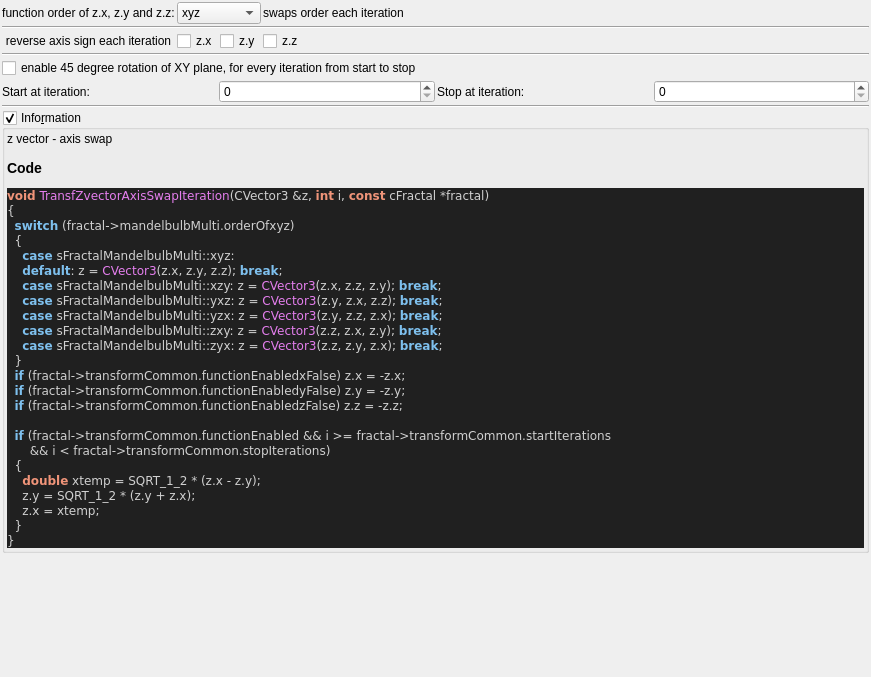
First picture: the form in mandelbulber2/qt_data/fractal_transf_zvector_axis_swap.ui, repository buddhi1980/mandelbulber2, before the edit.
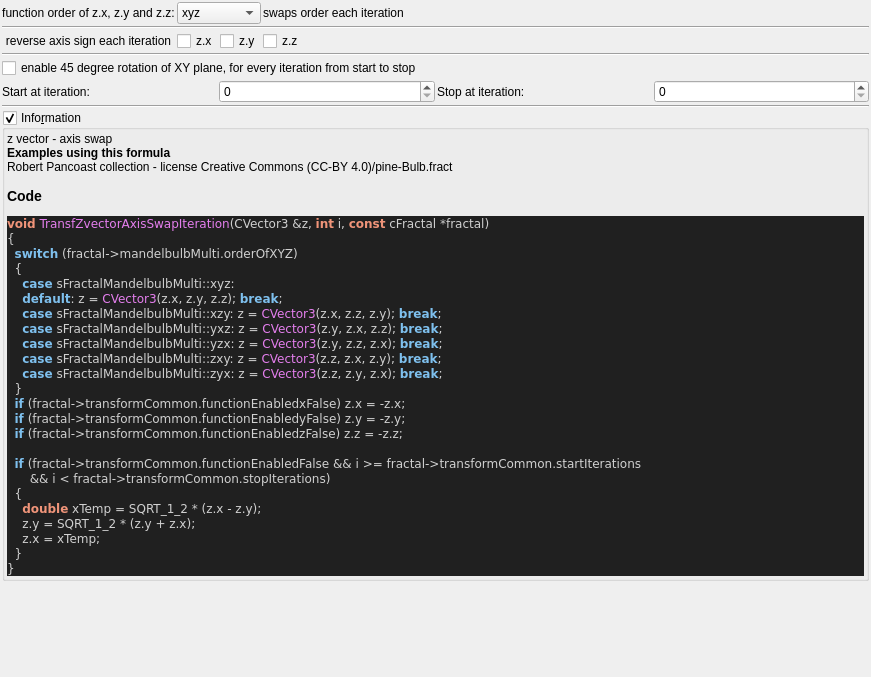
Second picture: the form after the edit. Custom widgets are drawn as their Qt base class.

Commit message: populateUiInformation - mostly example usage to ui files

The edit to the form file:
```diff
--- a/mandelbulber2/qt_data/fractal_transf_zvector_axis_swap.ui
+++ b/mandelbulber2/qt_data/fractal_transf_zvector_axis_swap.ui
@@ -261,11 +261,11 @@
         <property name="text">
          <string notr="true">&lt;p&gt;z vector - axis swap&lt;/p&gt;&lt;table&gt;
 &lt;/table&gt;
-&lt;h3&gt;Code&lt;/h3&gt;
+&lt;br&gt;&lt;b&gt;Examples using this formula&lt;/b&gt;&lt;br&gt;Robert Pancoast collection - license Creative Commons (CC-BY 4.0)/pine-Bulb.fract&lt;h3&gt;Code&lt;/h3&gt;
 &lt;body style=&quot;background-color:#202020&quot;&gt;
 &lt;pre style=&quot;color:#d0d0d0; background-color:#202020;  font-family:'Courier New',monospace;&quot;&gt;&lt;span style=&quot;color:#f09479; font-weight:bold&quot;&gt;void&lt;/span&gt; &lt;span style=&quot;color:#e47eed&quot;&gt;TransfZvectorAxisSwapIteration&lt;/span&gt;&lt;span style=&quot;color:#d0d0d0&quot;&gt;(&lt;/span&gt;CVector3 &lt;span style=&quot;color:#d0d0d0&quot;&gt;&amp;amp;&lt;/span&gt;z&lt;span style=&quot;color:#d0d0d0&quot;&gt;,&lt;/span&gt; &lt;span style=&quot;color:#f09479; font-weight:bold&quot;&gt;int&lt;/span&gt; i&lt;span style=&quot;color:#d0d0d0&quot;&gt;,&lt;/span&gt; &lt;span style=&quot;color:#f09479; font-weight:bold&quot;&gt;const&lt;/span&gt; cFractal &lt;span style=&quot;color:#d0d0d0&quot;&gt;*&lt;/span&gt;fractal&lt;span style=&quot;color:#d0d0d0&quot;&gt;)&lt;/span&gt;
 &lt;span style=&quot;color:#d0d0d0&quot;&gt;{&lt;/span&gt;
-  &lt;span style=&quot;color:#7ec0ee; font-weight:bold&quot;&gt;switch&lt;/span&gt; &lt;span style=&quot;color:#d0d0d0&quot;&gt;(&lt;/span&gt;fractal&lt;span style=&quot;color:#d0d0d0&quot;&gt;-&amp;gt;&lt;/span&gt;mandelbulbMulti&lt;span style=&quot;color:#d0d0d0&quot;&gt;.&lt;/span&gt;orderOfxyz&lt;span style=&quot;color:#d0d0d0&quot;&gt;)&lt;/span&gt;
+  &lt;span style=&quot;color:#7ec0ee; font-weight:bold&quot;&gt;switch&lt;/span&gt; &lt;span style=&quot;color:#d0d0d0&quot;&gt;(&lt;/span&gt;fractal&lt;span style=&quot;color:#d0d0d0&quot;&gt;-&amp;gt;&lt;/span&gt;mandelbulbMulti&lt;span style=&quot;color:#d0d0d0&quot;&gt;.&lt;/span&gt;orderOfXYZ&lt;span style=&quot;color:#d0d0d0&quot;&gt;)&lt;/span&gt;
   &lt;span style=&quot;color:#d0d0d0&quot;&gt;{&lt;/span&gt;
     &lt;span style=&quot;color:#7ec0ee; font-weight:bold&quot;&gt;case&lt;/span&gt; sFractalMandelbulbMulti&lt;span style=&quot;color:#d0d0d0&quot;&gt;::&lt;/span&gt;xyz&lt;span style=&quot;color:#d0d0d0&quot;&gt;:&lt;/span&gt;
     &lt;span style=&quot;color:#7ec0ee; font-weight:bold&quot;&gt;default&lt;/span&gt;&lt;span style=&quot;color:#d0d0d0&quot;&gt;:&lt;/span&gt; z &lt;span style=&quot;color:#d0d0d0&quot;&gt;=&lt;/span&gt; &lt;span style=&quot;color:#e47eed&quot;&gt;CVector3&lt;/span&gt;&lt;span style=&quot;color:#d0d0d0&quot;&gt;(&lt;/span&gt;z&lt;span style=&quot;color:#d0d0d0&quot;&gt;.&lt;/span&gt;x&lt;span style=&quot;color:#d0d0d0&quot;&gt;,&lt;/span&gt; z&lt;span style=&quot;color:#d0d0d0&quot;&gt;.&lt;/span&gt;y&lt;span style=&quot;color:#d0d0d0&quot;&gt;,&lt;/span&gt; z&lt;span style=&quot;color:#d0d0d0&quot;&gt;.&lt;/span&gt;z&lt;span style=&quot;color:#d0d0d0&quot;&gt;);&lt;/span&gt; &lt;span style=&quot;color:#7ec0ee; font-weight:bold&quot;&gt;break&lt;/span&gt;&lt;span style=&quot;color:#d0d0d0&quot;&gt;;&lt;/span&gt;
@@ -279,12 +279,12 @@
   &lt;span style=&quot;color:#7ec0ee; font-weight:bold&quot;&gt;if&lt;/span&gt; &lt;span style=&quot;color:#d0d0d0&quot;&gt;(&lt;/span&gt;fractal&lt;span style=&quot;color:#d0d0d0&quot;&gt;-&amp;gt;&lt;/span&gt;transformCommon&lt;span style=&quot;color:#d0d0d0&quot;&gt;.&lt;/span&gt;functionEnabledyFalse&lt;span style=&quot;color:#d0d0d0&quot;&gt;)&lt;/span&gt; z&lt;span style=&quot;color:#d0d0d0&quot;&gt;.&lt;/span&gt;y &lt;span style=&quot;color:#d0d0d0&quot;&gt;= -&lt;/span&gt;z&lt;span style=&quot;color:#d0d0d0&quot;&gt;.&lt;/span&gt;y&lt;span style=&quot;color:#d0d0d0&quot;&gt;;&lt;/span&gt;
   &lt;span style=&quot;color:#7ec0ee; font-weight:bold&quot;&gt;if&lt;/span&gt; &lt;span style=&quot;color:#d0d0d0&quot;&gt;(&lt;/span&gt;fractal&lt;span style=&quot;color:#d0d0d0&quot;&gt;-&amp;gt;&lt;/span&gt;transformCommon&lt;span style=&quot;color:#d0d0d0&quot;&gt;.&lt;/span&gt;functionEnabledzFalse&lt;span style=&quot;color:#d0d0d0&quot;&gt;)&lt;/span&gt; z&lt;span style=&quot;color:#d0d0d0&quot;&gt;.&lt;/span&gt;z &lt;span style=&quot;color:#d0d0d0&quot;&gt;= -&lt;/span&gt;z&lt;span style=&quot;color:#d0d0d0&quot;&gt;.&lt;/span&gt;z&lt;span style=&quot;color:#d0d0d0&quot;&gt;;&lt;/span&gt;
 
-  &lt;span style=&quot;color:#7ec0ee; font-weight:bold&quot;&gt;if&lt;/span&gt; &lt;span style=&quot;color:#d0d0d0&quot;&gt;(&lt;/span&gt;fractal&lt;span style=&quot;color:#d0d0d0&quot;&gt;-&amp;gt;&lt;/span&gt;transformCommon&lt;span style=&quot;color:#d0d0d0&quot;&gt;.&lt;/span&gt;functionEnabled &lt;span style=&quot;color:#d0d0d0&quot;&gt;&amp;amp;&amp;amp;&lt;/span&gt; i &lt;span style=&quot;color:#d0d0d0&quot;&gt;&amp;gt;=&lt;/span&gt; fractal&lt;span style=&quot;color:#d0d0d0&quot;&gt;-&amp;gt;&lt;/span&gt;transformCommon&lt;span style=&quot;color:#d0d0d0&quot;&gt;.&lt;/span&gt;startIterations
+  &lt;span style=&quot;color:#7ec0ee; font-weight:bold&quot;&gt;if&lt;/span&gt; &lt;span style=&quot;color:#d0d0d0&quot;&gt;(&lt;/span&gt;fractal&lt;span style=&quot;color:#d0d0d0&quot;&gt;-&amp;gt;&lt;/span&gt;transformCommon&lt;span style=&quot;color:#d0d0d0&quot;&gt;.&lt;/span&gt;functionEnabledFalse &lt;span style=&quot;color:#d0d0d0&quot;&gt;&amp;amp;&amp;amp;&lt;/span&gt; i &lt;span style=&quot;color:#d0d0d0&quot;&gt;&amp;gt;=&lt;/span&gt; fractal&lt;span style=&quot;color:#d0d0d0&quot;&gt;-&amp;gt;&lt;/span&gt;transformCommon&lt;span style=&quot;color:#d0d0d0&quot;&gt;.&lt;/span&gt;startIterations
       &lt;span style=&quot;color:#d0d0d0&quot;&gt;&amp;amp;&amp;amp;&lt;/span&gt; i &lt;span style=&quot;color:#d0d0d0&quot;&gt;&amp;lt;&lt;/span&gt; fractal&lt;span style=&quot;color:#d0d0d0&quot;&gt;-&amp;gt;&lt;/span&gt;transformCommon&lt;span style=&quot;color:#d0d0d0&quot;&gt;.&lt;/span&gt;stopIterations&lt;span style=&quot;color:#d0d0d0&quot;&gt;)&lt;/span&gt;
   &lt;span style=&quot;color:#d0d0d0&quot;&gt;{&lt;/span&gt;
-    &lt;span style=&quot;color:#f09479; font-weight:bold&quot;&gt;double&lt;/span&gt; xtemp &lt;span style=&quot;color:#d0d0d0&quot;&gt;=&lt;/span&gt; SQRT_1_2 &lt;span style=&quot;color:#d0d0d0&quot;&gt;* (&lt;/span&gt;z&lt;span style=&quot;color:#d0d0d0&quot;&gt;.&lt;/span&gt;x &lt;span style=&quot;color:#d0d0d0&quot;&gt;-&lt;/span&gt; z&lt;span style=&quot;color:#d0d0d0&quot;&gt;.&lt;/span&gt;y&lt;span style=&quot;color:#d0d0d0&quot;&gt;);&lt;/span&gt;
+    &lt;span style=&quot;color:#f09479; font-weight:bold&quot;&gt;double&lt;/span&gt; xTemp &lt;span style=&quot;color:#d0d0d0&quot;&gt;=&lt;/span&gt; SQRT_1_2 &lt;span style=&quot;color:#d0d0d0&quot;&gt;* (&lt;/span&gt;z&lt;span style=&quot;color:#d0d0d0&quot;&gt;.&lt;/span&gt;x &lt;span style=&quot;color:#d0d0d0&quot;&gt;-&lt;/span&gt; z&lt;span style=&quot;color:#d0d0d0&quot;&gt;.&lt;/span&gt;y&lt;span style=&quot;color:#d0d0d0&quot;&gt;);&lt;/span&gt;
     z&lt;span style=&quot;color:#d0d0d0&quot;&gt;.&lt;/span&gt;y &lt;span style=&quot;color:#d0d0d0&quot;&gt;=&lt;/span&gt; SQRT_1_2 &lt;span style=&quot;color:#d0d0d0&quot;&gt;* (&lt;/span&gt;z&lt;span style=&quot;color:#d0d0d0&quot;&gt;.&lt;/span&gt;y &lt;span style=&quot;color:#d0d0d0&quot;&gt;+&lt;/span&gt; z&lt;span style=&quot;color:#d0d0d0&quot;&gt;.&lt;/span&gt;x&lt;span style=&quot;color:#d0d0d0&quot;&gt;);&lt;/span&gt;
-    z&lt;span style=&quot;color:#d0d0d0&quot;&gt;.&lt;/span&gt;x &lt;span style=&quot;color:#d0d0d0&quot;&gt;=&lt;/span&gt; xtemp&lt;span style=&quot;color:#d0d0d0&quot;&gt;;&lt;/span&gt;
+    z&lt;span style=&quot;color:#d0d0d0&quot;&gt;.&lt;/span&gt;x &lt;span style=&quot;color:#d0d0d0&quot;&gt;=&lt;/span&gt; xTemp&lt;span style=&quot;color:#d0d0d0&quot;&gt;;&lt;/span&gt;
   &lt;span style=&quot;color:#d0d0d0&quot;&gt;}&lt;/span&gt;
 &lt;span style=&quot;color:#d0d0d0&quot;&gt;}&lt;/span&gt;
 &lt;/pre&gt;
```
Left out of the diff: 2 changed lines with no effect on the pictures. The commit also changes 57 other files.
